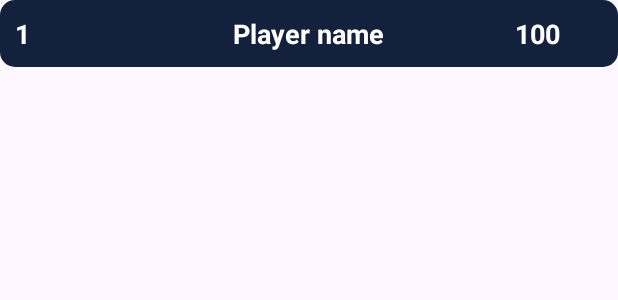
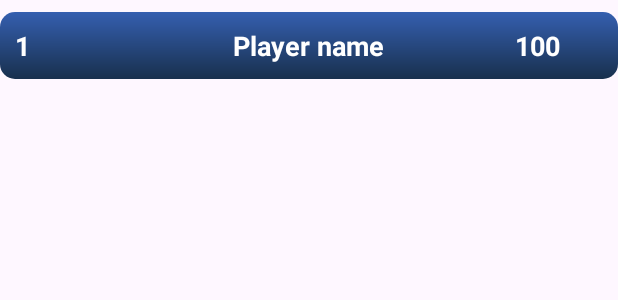
Before and after one commit to AdamDawi/Higher-or-Lower-Game, an Android app: the layout items_row.xml on its own in the app's theme, with its tools: preview values and no code run, on a phone screen of 412 x 824 dp. Shown: the top 300 px of the screen. Run offline under Robolectric (Android 15) with nearby library versions, the phone set to English and light mode, and no system bars.

Commit message:
leaderboard layout changes

```diff
--- a/app/src/main/res/drawable/recycler_view_item_bg_v2.xml
+++ b/app/src/main/res/drawable/recycler_view_item_bg_v2.xml
@@ -2,9 +2,11 @@
 <shape xmlns:android="http://schemas.android.com/apk/res/android"
     android:shape="rectangle">
 
-
-
-    <solid android:color="@color/bgColor"/>
+    <gradient
+        android:startColor="@color/blue"
+        android:endColor="#18304D"
+        android:angle="15"
+        />
 
     <corners android:radius="10dp"/>
 
--- a/app/src/main/res/layout/items_row.xml
+++ b/app/src/main/res/layout/items_row.xml
@@ -1,4 +1,5 @@
 <?xml version="1.0" encoding="utf-8"?>
+
 <LinearLayout xmlns:android="http://schemas.android.com/apk/res/android"
     android:layout_width="match_parent"
     android:layout_height="wrap_content"
@@ -7,7 +8,8 @@
     android:gravity="center"
     android:orientation="horizontal"
     android:padding="10dp"
-    android:id="@+id/llMain">
+    android:id="@+id/llMain"
+    android:layout_marginTop="8dp">
 
     <TextView
         android:id="@+id/tvRank"
```
Also changed, not shown: app/src/main/res/drawable/recycler_view_item_bg.xml (+6 -1 lines).
